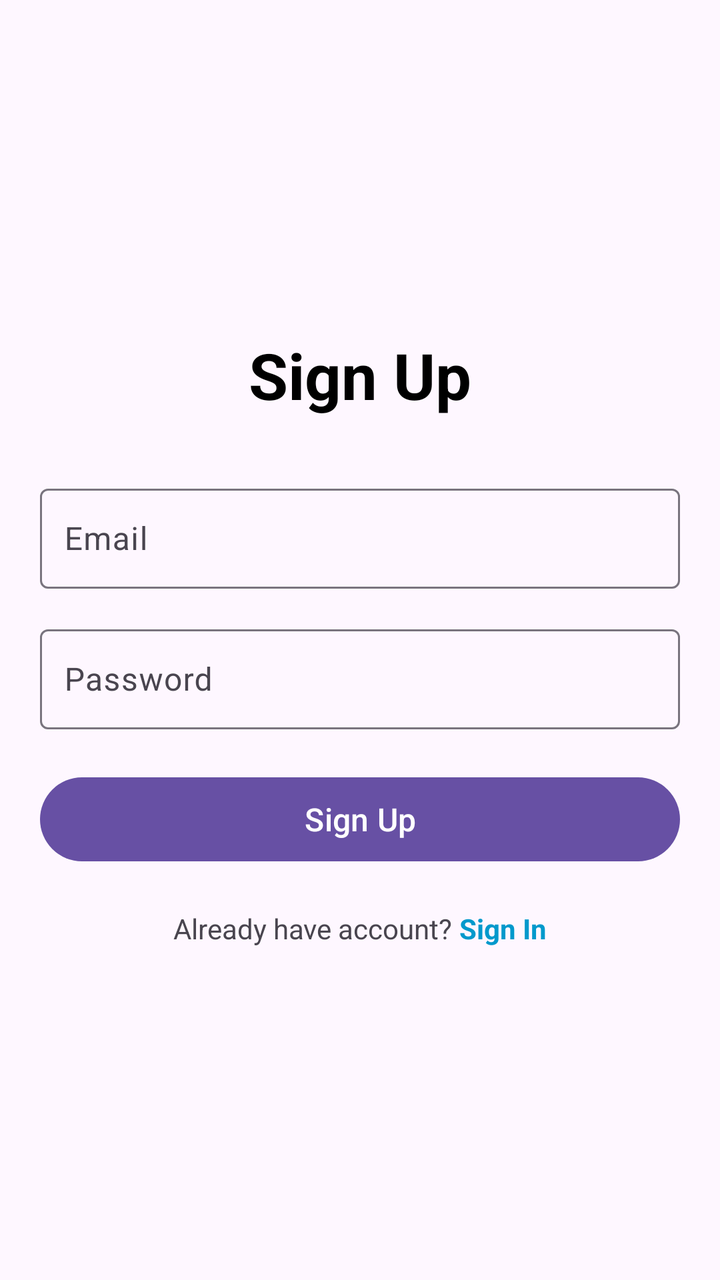
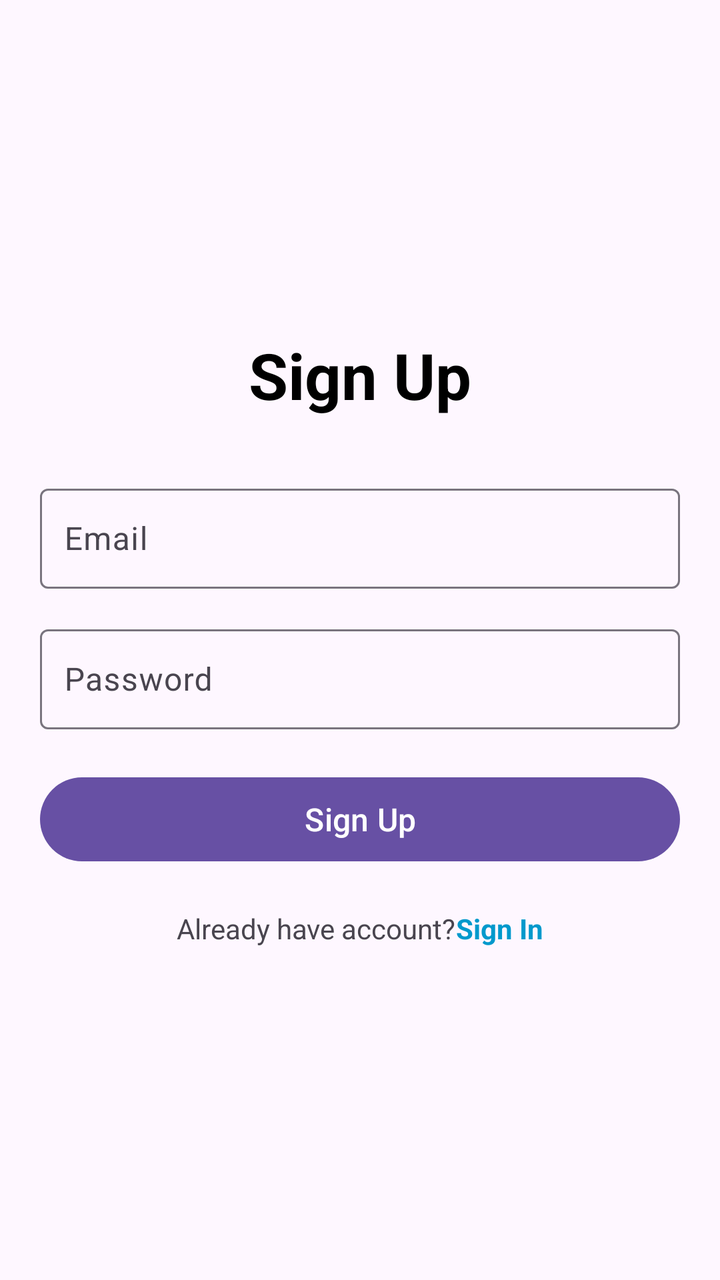

Two renders of the same Android screen: before a commit and after it. Below are the layout's source before the change and the commit's diff.
<!-- AndroidManifest.xml: application theme Theme.RemoteHub -->
<!-- res/layout/fragment_signup.xml -->
<?xml version="1.0" encoding="utf-8"?>
<LinearLayout xmlns:android="http://schemas.android.com/apk/res/android"
    android:layout_width="match_parent"
    android:layout_height="match_parent"
    android:orientation="vertical"
    android:padding="20dp"
    android:gravity="center">

    <TextView
        android:layout_width="wrap_content"
        android:layout_height="wrap_content"
        android:text="Sign Up"
        android:textSize="32sp"
        android:textStyle="bold"
        android:textColor="@android:color/black"
        android:layout_marginBottom="30dp" />

    <com.google.android.material.textfield.TextInputLayout
        android:layout_width="match_parent"
        android:layout_height="wrap_content"
        android:layout_marginBottom="15dp">

        <com.google.android.material.textfield.TextInputEditText
            android:id="@+id/emailEditText"
            android:layout_width="match_parent"
            android:layout_height="50dp"
            android:hint="Email"
            android:inputType="textEmailAddress"
            android:autofillHints="emailAddress"
            android:padding="12dp" />
    </com.google.android.material.textfield.TextInputLayout>

    <com.google.android.material.textfield.TextInputLayout
        android:layout_width="match_parent"
        android:layout_height="wrap_content"
        android:layout_marginBottom="20dp">

        <com.google.android.material.textfield.TextInputEditText
            android:id="@+id/passwordEditText"
            android:layout_width="match_parent"
            android:layout_height="50dp"
            android:hint="Password"
            android:inputType="textPassword"
            android:autofillHints="password"
            android:padding="12dp" />
    </com.google.android.material.textfield.TextInputLayout>

    <Button
        android:id="@+id/signUpButton"
        android:layout_width="match_parent"
        android:layout_height="50dp"
        android:text="Sign Up"
        android:textSize="16sp" />

    <LinearLayout
        android:layout_width="wrap_content"
        android:layout_height="wrap_content"
        android:orientation="horizontal"
        android:layout_marginTop="20dp">

        <TextView
            android:layout_width="wrap_content"
            android:layout_height="wrap_content"
            android:text="Already have account? " />

        <TextView
            android:id="@+id/signin_link"
            android:layout_width="wrap_content"
            android:layout_height="wrap_content"
            android:text="Sign In"
            android:textColor="@android:color/holo_blue_dark"
            android:textStyle="bold" />
    </LinearLayout>

</LinearLayout>
<!-- resources referenced by this layout -->
<resources>
  <style name="Theme.RemoteHub" parent="Base.Theme.RemoteHub" />
  <style name="Base.Theme.RemoteHub" parent="Theme.Material3.DayNight.NoActionBar">
          
          
      </style>
</resources>

<!-- the commit's change to res/layout/fragment_signup.xml (unified diff, before → after) -->
@@ -9,7 +9,7 @@
     <TextView
         android:layout_width="wrap_content"
         android:layout_height="wrap_content"
-        android:text="Sign Up"
+        android:text="@string/sign_up"
         android:textSize="32sp"
         android:textStyle="bold"
         android:textColor="@android:color/black"
@@ -24,7 +24,7 @@
             android:id="@+id/emailEditText"
             android:layout_width="match_parent"
             android:layout_height="50dp"
-            android:hint="Email"
+            android:hint="@string/email"
             android:inputType="textEmailAddress"
             android:autofillHints="emailAddress"
             android:padding="12dp" />
@@ -39,7 +39,7 @@
             android:id="@+id/passwordEditText"
             android:layout_width="match_parent"
             android:layout_height="50dp"
-            android:hint="Password"
+            android:hint="@string/password"
             android:inputType="textPassword"
             android:autofillHints="password"
             android:padding="12dp" />
@@ -49,7 +49,7 @@
         android:id="@+id/signUpButton"
         android:layout_width="match_parent"
         android:layout_height="50dp"
-        android:text="Sign Up"
+        android:text="@string/sign_up"
         android:textSize="16sp" />
 
     <LinearLayout
@@ -61,13 +61,13 @@
         <TextView
             android:layout_width="wrap_content"
             android:layout_height="wrap_content"
-            android:text="Already have account? " />
+            android:text="@string/already_have_account" />
 
         <TextView
             android:id="@+id/signin_link"
             android:layout_width="wrap_content"
             android:layout_height="wrap_content"
-            android:text="Sign In"
+            android:text="@string/sign_in"
             android:textColor="@android:color/holo_blue_dark"
             android:textStyle="bold" />
     </LinearLayout>
<!-- resource entries referenced after the edit -->
@@ -1,5 +1,10 @@
 <!-- resources referenced by this layout -->
 <resources>
+  <string name="already_have_account">Already have account?</string>
+  <string name="email">Email</string>
+  <string name="password">Password</string>
+  <string name="sign_in">Sign In</string>
+  <string name="sign_up">Sign Up</string>
   <style name="Theme.RemoteHub" parent="Base.Theme.RemoteHub" />
   <style name="Base.Theme.RemoteHub" parent="Theme.Material3.DayNight.NoActionBar">
           
